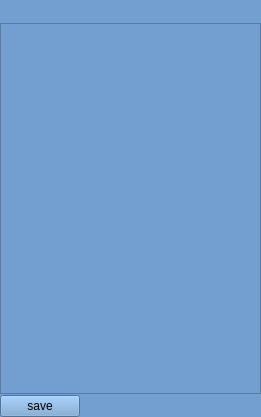
Old version of the form mainwindow.ui in the repository shmarlovsky/bookmarks.
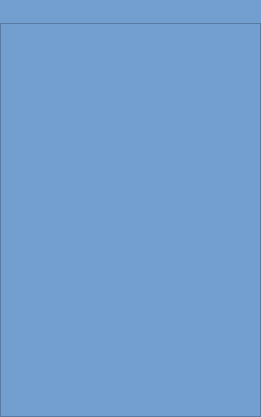
New version of the form. Icons and pictures are not drawn.

Commit message: autosaving when text is edited, good font

What changed in the file:
```diff
--- a/mainwindow.ui
+++ b/mainwindow.ui
@@ -43,19 +43,6 @@
     <property name="spacing">
      <number>1</number>
     </property>
-    <item row="2" column="0">
-     <widget class="QPushButton" name="saveButton">
-      <property name="sizePolicy">
-       <sizepolicy hsizetype="Fixed" vsizetype="Fixed">
-        <horstretch>0</horstretch>
-        <verstretch>0</verstretch>
-       </sizepolicy>
-      </property>
-      <property name="text">
-       <string>save</string>
-      </property>
-     </widget>
-    </item>
     <item row="1" column="0">
      <layout class="QHBoxLayout" name="HorizontalLayout">
       <item>
```
Left out of the diff: 34 changed lines with no effect on the pictures. The commit also changes 1 other file.
